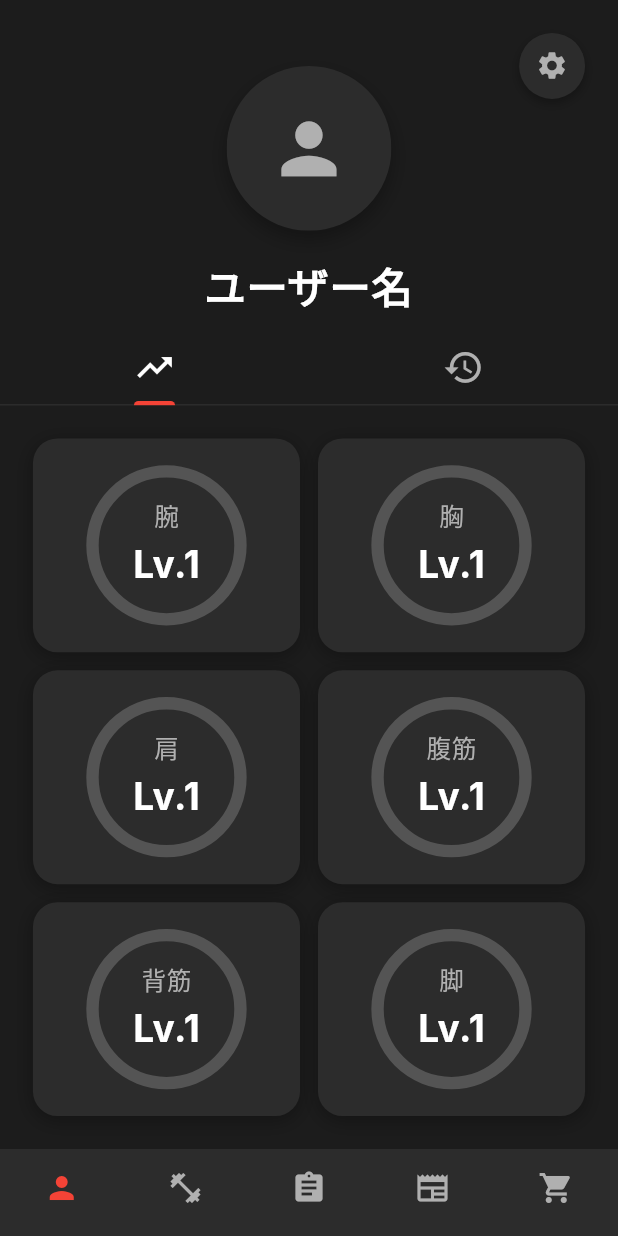
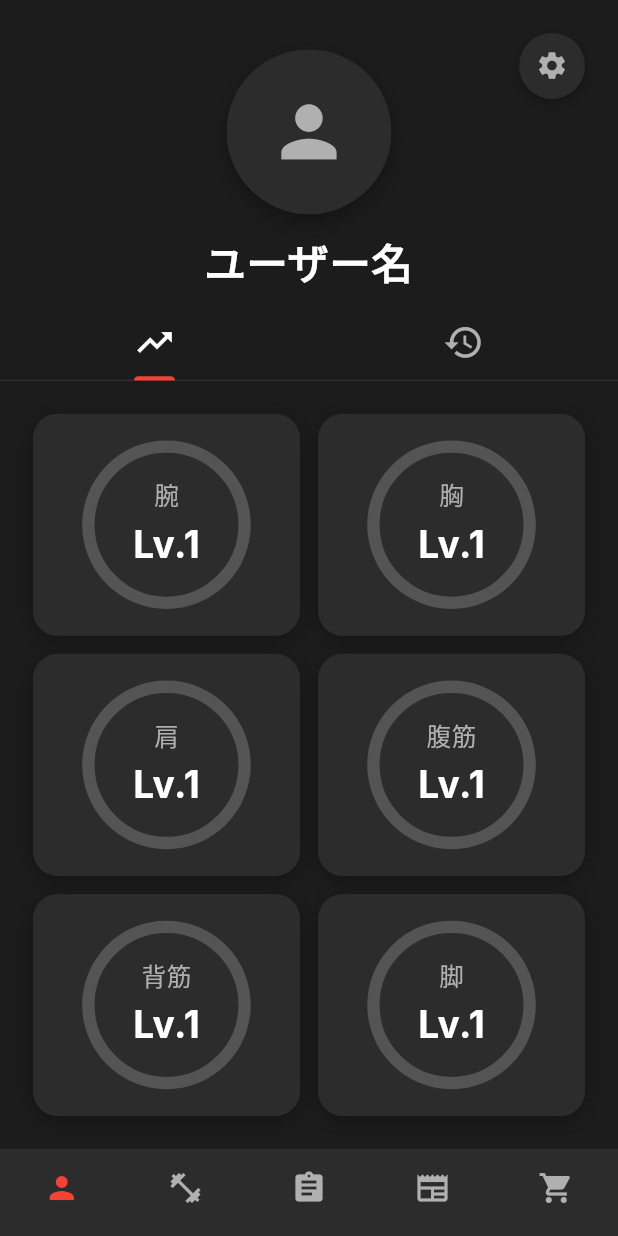
Before and after one commit to Maymayworld/hercules, a Flutter app: the screen it shows after launch, on a phone screen of 412 x 824 dp. Run offline on Flutter 3.47's test engine with Material 3 defaults, Android fonts, the phone set to English and light mode, and no system bars; our stand-ins replace file_picker, flutter_hooks, flutter_riverpod, font_awesome_flutter, google_fonts, hooks_riverpod and 4 more; accounts and stored records are empty; generated files the repository leaves out were written again.

Commit message:
プロフィール間隔調整

```diff
--- a/lib/pages/profile/profile_screen.dart
+++ b/lib/pages/profile/profile_screen.dart
@@ -340,7 +340,7 @@ class _ProfileScreenState extends ConsumerState<ProfileScreen> with TickerProvid
         // メインコンテンツ
         Column(
           children: [
-            SizedBox(height: 32.sp),
+            SizedBox(height: 24.sp),
             // プロフィール上部（修正版 - 縦並び）
             Container(
               padding: EdgeInsets.symmetric(horizontal: 20.sp),
@@ -400,7 +400,7 @@ class _ProfileScreenState extends ConsumerState<ProfileScreen> with TickerProvid
                     ),
                   ),
 
-                  SizedBox(height: 12.sp),
+                  SizedBox(height: 8.sp),
 
                   // ユーザー名（プロフィール画像の下）- 中央配置
                   _isLoadingUsername
```
Also changed, not shown: 1 other file.
